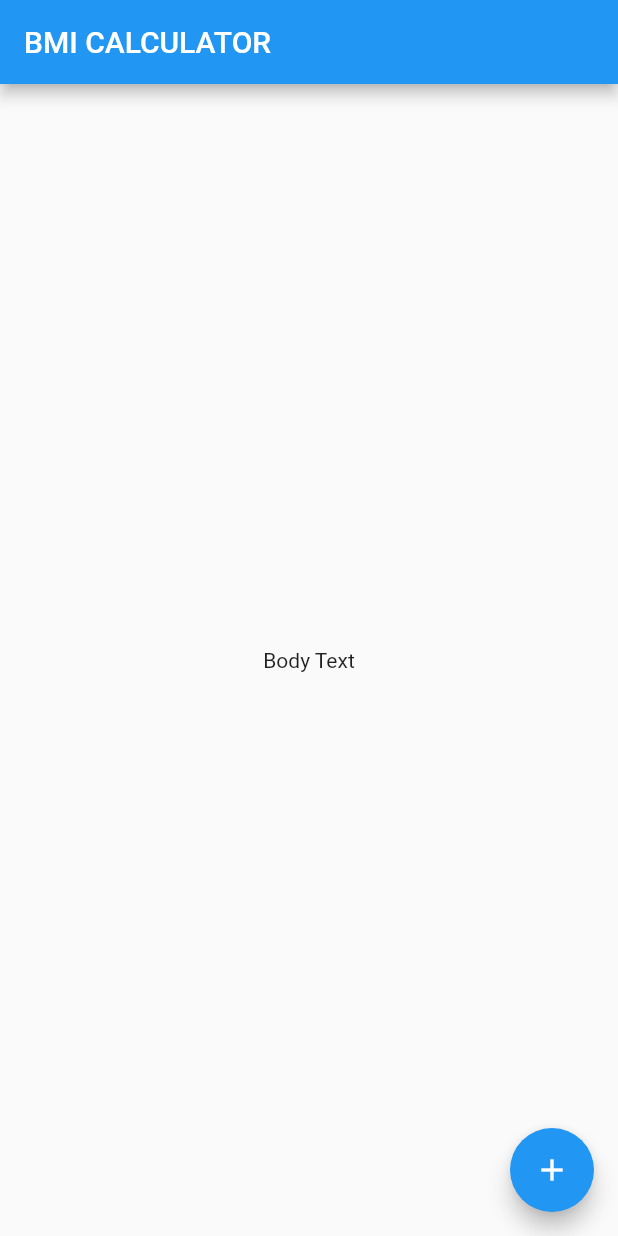
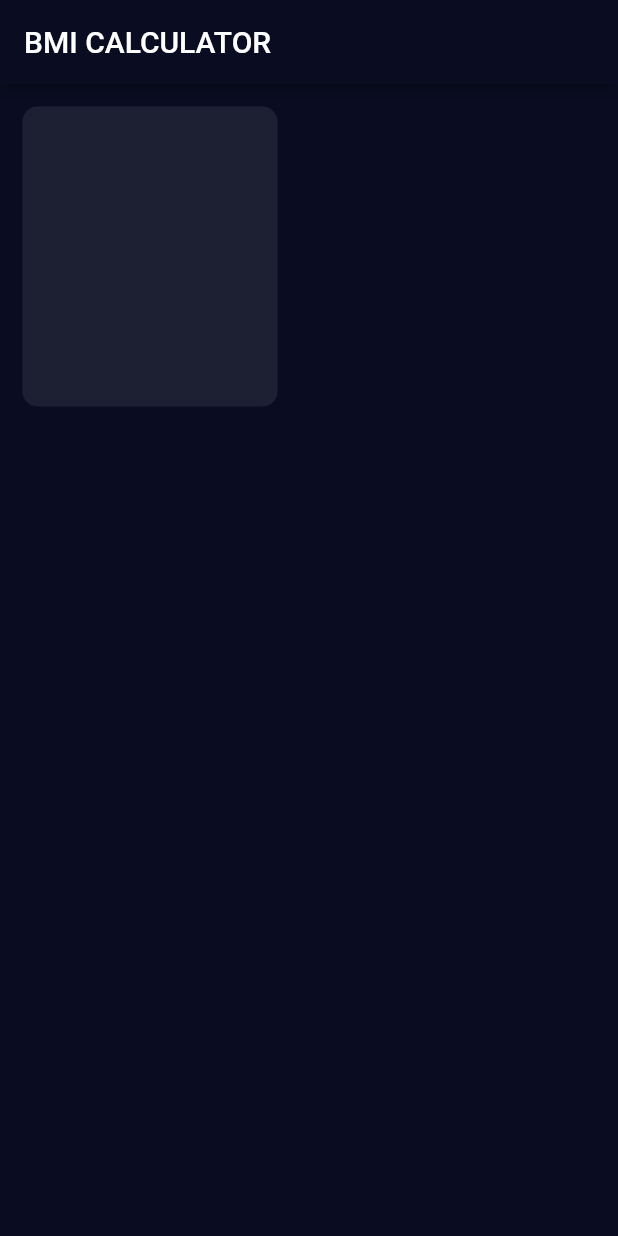
Before and after one commit to TeddyJubu/bmi-calculator-practice, a Flutter app: the screen it shows after launch, on a phone screen of 412 x 824 dp. Run offline on Flutter 3.47's test engine with Material 2 defaults, Android fonts, the phone set to English and light mode, and no system bars.

Commit message:
2 page separated

```diff
--- /dev/null
+++ b/lib/input_page.dart
@@ -0,0 +1,27 @@
+import 'package:flutter/cupertino.dart';
+import 'package:flutter/material.dart';
+
+class InputPage extends StatefulWidget {
+  @override
+  _InputPageState createState() => _InputPageState();
+}
+
+class _InputPageState extends State<InputPage> {
+  @override
+  Widget build(BuildContext context) {
+    return Scaffold(
+      appBar: AppBar(
+        title: Text('BMI CALCULATOR'),
+      ),
+      body: Container(
+        margin: EdgeInsets.all(15.0),
+        height: 200.0,
+        width: 170.0,
+        decoration: BoxDecoration(
+          color: Color(0xff1D1F33),
+          borderRadius: BorderRadius.circular(10.0),
+        ),
+      ),
+    );
+  }
+}
--- a/lib/main.dart
+++ b/lib/main.dart
@@ -1,4 +1,5 @@
 import 'package:flutter/material.dart';
+import 'input_page.dart';
 
 void main() => runApp(BMICalculator());
 
@@ -6,29 +7,11 @@ class BMICalculator extends StatelessWidget {
   @override
   Widget build(BuildContext context) {
     return MaterialApp(
+      theme: ThemeData.dark().copyWith(
+        primaryColor: Color(0xff0A0D22),
+        scaffoldBackgroundColor: Color(0xff0A0D22),
+      ),
       home: InputPage(),
     );
   }
 }
-
-class InputPage extends StatefulWidget {
-  @override
-  _InputPageState createState() => _InputPageState();
-}
-
-class _InputPageState extends State<InputPage> {
-  @override
-  Widget build(BuildContext context) {
-    return Scaffold(
-      appBar: AppBar(
-        title: Text('BMI CALCULATOR'),
-      ),
-      body: Center(
-        child: Text('Body Text'),
-      ),
-      floatingActionButton: FloatingActionButton(
-        child: Icon(Icons.add),
-      ),
-    );
-  }
-}
```
Also changed, not shown: 1 other file.
